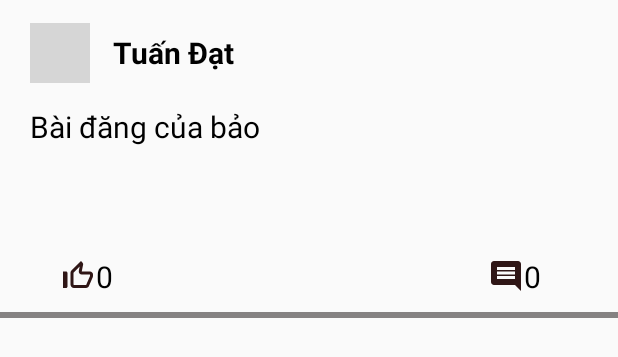
After one commit to Hobao2k2/Lotus-, an Android app: the layout activity_post_detail.xml on its own in the app's theme, with its tools: preview values and no code run, on a phone screen of 412 x 824 dp. The commit adds this screen. Shown: the top 357 px of the screen. Run offline under Robolectric (Android 15) with nearby library versions, the phone set to English and light mode, and no system bars; Roboto replaces fonts that are not available here; grey boxes are pictures that could not be loaded.

Commit message:
bao update 27/8

```diff
--- a/app/build.gradle.kts
+++ b/app/build.gradle.kts
@@ -3,6 +3,7 @@ plugins {
     alias(libs.plugins.jetbrainsKotlinAndroid)
     id("kotlin-kapt")
     id("com.google.dagger.hilt.android")
+    id("kotlin-parcelize")
 }
 
 android {
--- a/app/src/main/AndroidManifest.xml
+++ b/app/src/main/AndroidManifest.xml
@@ -29,6 +29,12 @@
         android:theme="@style/Theme.Lotus"
         tools:targetApi="31">
         <activity
+            android:name=".ui.view.PostDetailActivity"
+            android:exported="false" />
+        <activity
+            android:name=".ui.view.PostDetail"
+            android:exported="false" />
+        <activity
             android:name=".ui.view.UserDetailActivity"
             android:exported="false" />
         <activity
--- a/app/src/main/java/com/example/lotus/data/model/Comment.kt
+++ b/app/src/main/java/com/example/lotus/data/model/Comment.kt
@@ -1,7 +1,10 @@
 package com.example.lotus.data.model
 
+import android.os.Parcelable
 import com.google.gson.annotations.SerializedName
+import kotlinx.parcelize.Parcelize
 
+@Parcelize
 data class Comment(
     @SerializedName("content")
     val content: String,
@@ -9,4 +12,4 @@ data class Comment(
     val user: String,
     @SerializedName("createdOn")
     val createdOn: String
-)
+):Parcelable
--- /dev/null
+++ b/app/src/main/java/com/example/lotus/ui/adapter/dataItem/ItemComment.kt
@@ -0,0 +1,4 @@
+package com.example.lotus.ui.adapter.dataItem
+
+data class ItemComment(val content: String,val image:String?,val userName:String) {
+}
--- a/app/src/main/java/com/example/lotus/ui/adapter/listener/OnItemClickListener.kt
+++ b/app/src/main/java/com/example/lotus/ui/adapter/listener/OnItemClickListener.kt
@@ -4,6 +4,7 @@ interface OnItemClickListener {
     fun onUpdateProfileClick()
     fun onAddAvatarClick()
     fun onPostClick()
+    fun onItemClick(position: Int)
     fun onLikeClick(id: String)
     fun onCommentClick(id: String)
 }
--- /dev/null
+++ b/app/src/main/res/layout/activity_post_detail.xml
@@ -0,0 +1,102 @@
+<?xml version="1.0" encoding="utf-8"?>
+<LinearLayout xmlns:android="http://schemas.android.com/apk/res/android"
+    xmlns:app="http://schemas.android.com/apk/res-auto"
+    xmlns:tools="http://schemas.android.com/tools"
+    android:id="@+id/main"
+    android:layout_width="match_parent"
+    android:layout_height="match_parent"
+    android:orientation="vertical"
+    tools:context=".ui.view.PostDetailActivity">
+
+    <LinearLayout
+        android:layout_width="match_parent"
+        android:layout_height="wrap_content"
+        android:layout_marginTop="15dp"
+        android:layout_marginRight="20dp"
+        android:layout_marginLeft="20dp"
+        android:orientation="horizontal">
+
+        <com.google.android.material.imageview.ShapeableImageView
+            android:id="@+id/avatarProfile"
+            android:layout_width="40dp"
+            android:layout_height="40dp"
+            android:scaleType="centerCrop"
+            android:src="@drawable/image_avatar"
+            app:shapeAppearanceOverlay="@style/roundedImageView" />
+
+        <TextView
+            android:id="@+id/txtUserNamePost"
+            android:layout_width="wrap_content"
+            android:layout_height="wrap_content"
+            android:layout_marginLeft="15dp"
+            android:layout_gravity="center"
+            android:text="Tuấn Đạt"
+            android:textSize="20dp"
+            android:textStyle="bold" />
+    </LinearLayout>
+    <TextView
+        android:id="@+id/txtContentPost"
+        android:layout_width="wrap_content"
+        android:textSize="20dp"
+        android:layout_marginTop="15dp"
+        android:layout_marginRight="20dp"
+        android:maxLines="3"
+        android:layout_marginLeft="20dp"
+        android:text="Bài đăng của bảo"
+        android:ellipsize="end"
+        android:layout_height="wrap_content"/>
+    <ImageView
+        android:id="@+id/imagePost"
+        android:layout_width="match_parent"
+        android:layout_height="wrap_content"
+        android:scaleType="centerCrop"
+        android:visibility="gone" />
+
+    <RelativeLayout
+        xmlns:android="http://schemas.android.com/apk/res/android"
+        android:layout_width="match_parent"
+        android:layout_height="100dp">
+
+
+        <TextView
+            android:id="@+id/txtLike"
+            android:layout_width="wrap_content"
+            android:layout_height="wrap_content"
+            android:text="0"
+            android:textSize="20sp"
+            android:drawableLeft="@drawable/baseline_thumb_up_off_alt_24"
+            android:layout_alignParentBottom="true"
+            android:layout_marginStart="40dp" />
+
+
+        <TextView
+            android:id="@+id/txtComment"
+            android:layout_width="wrap_content"
+            android:layout_height="wrap_content"
+            android:text="0"
+            android:textSize="20sp"
+            android:layout_toRightOf="@id/txtLike"
+            android:drawableLeft="@drawable/baseline_comment_24"
+            android:layout_alignParentBottom="true"
+            android:layout_marginStart="250dp" />
+
+    </RelativeLayout>
+
+    <View
+        android:layout_width="match_parent"
+        android:layout_height="4dp"
+        android:layout_marginTop="10dp"
+        android:background="@color/graydam"
+        />
+
+    <androidx.recyclerview.widget.RecyclerView
+        android:id="@+id/recyclerViewPostDetail"
+        android:layout_width="match_parent"
+        android:layout_height="wrap_content"
+        android:layout_marginLeft="20dp"
+        android:layout_marginRight="15dp"
+        android:layout_marginTop="20dp">
+    </androidx.recyclerview.widget.RecyclerView>
+
+
+</LinearLayout>
```
Also changed, not shown: app/src/main/java/com/example/lotus/ui/adapter/CommentAdapter.kt (added, +38 -0 lines), app/src/main/java/com/example/lotus/ui/adapter/MultiViewType.kt (+5 -2 lines), app/src/main/java/com/example/lotus/ui/adapter/dataItem/Item2.kt (+6 -3 lines), app/src/main/java/com/example/lotus/ui/view/PostDetailActivity.kt (added, +57 -0 lines), app/src/main/java/com/example/lotus/ui/view/ProfileFragment.kt (+9 -0 lines), app/src/main/res/layout/item_comment.xml (added, +49 -0 lines).
